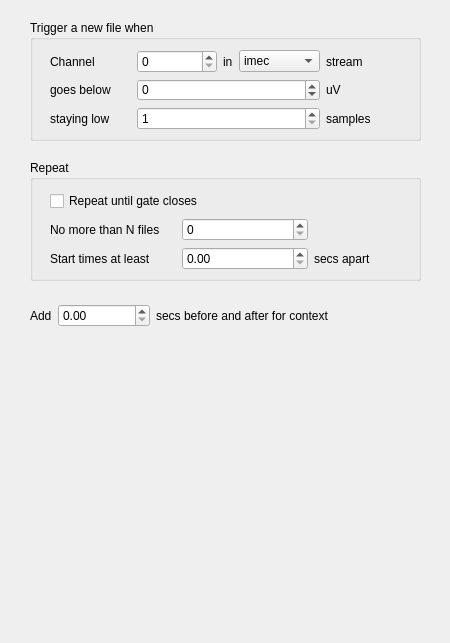
This is Forms/TrigSpikePanel.ui in billkarsh/SpikeGLX as Qt 5 draws it before an edit. The edited form follows.
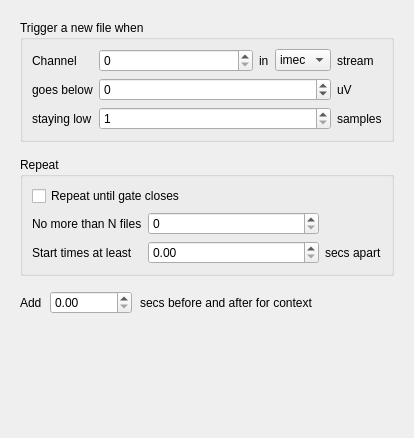
This is the edited form.

What changed in the file:
```diff
--- a/Forms/TrigSpikePanel.ui
+++ b/Forms/TrigSpikePanel.ui
@@ -6,115 +6,71 @@
    <rect>
     <x>0</x>
     <y>0</y>
-    <width>450</width>
-    <height>643</height>
+    <width>414</width>
+    <height>438</height>
    </rect>
   </property>
   <property name="windowTitle">
    <string>Form</string>
   </property>
-  <widget class="QWidget" name="horizontalLayoutWidget">
-   <property name="geometry">
-    <rect>
-     <x>30</x>
-     <y>300</y>
-     <width>391</width>
-     <height>31</height>
-    </rect>
+  <layout class="QGridLayout" name="gridLayout">
+   <property name="leftMargin">
+    <number>20</number>
    </property>
-   <layout class="QHBoxLayout" name="horizontalLayout">
-    <item>
-     <widget class="QLabel" name="label">
-      <property name="sizePolicy">
-       <sizepolicy hsizetype="Minimum" vsizetype="Preferred">
-        <horstretch>0</horstretch>
-        <verstretch>0</verstretch>
-       </sizepolicy>
-      </property>
-      <property name="text">
-       <string>Add</string>
-      </property>
-     </widget>
-    </item>
-    <item>
-     <widget class="QDoubleSpinBox" name="periSB">
-      <property name="sizePolicy">
-       <sizepolicy hsizetype="Expanding" vsizetype="Fixed">
-        <horstretch>0</horstretch>
-        <verstretch>0</verstretch>
-       </sizepolicy>
-      </property>
-      <property name="minimumSize">
-       <size>
-        <width>0</width>
-        <height>22</height>
-       </size>
-      </property>
-      <property name="maximum">
-       <double>20.000000000000000</double>
-      </property>
-     </widget>
-    </item>
-    <item>
-     <widget class="QLabel" name="label_2">
-      <property name="sizePolicy">
-       <sizepolicy hsizetype="Minimum" vsizetype="Preferred">
-        <horstretch>0</horstretch>
-        <verstretch>0</verstretch>
-       </sizepolicy>
-      </property>
-      <property name="text">
-       <string>secs before and after for context</string>
-      </property>
-     </widget>
-    </item>
-    <item>
-     <spacer name="horizontalSpacer">
-      <property name="orientation">
-       <enum>Qt::Horizontal</enum>
-      </property>
-      <property name="sizeHint" stdset="0">
-       <size>
-        <width>40</width>
-        <height>20</height>
-       </size>
-      </property>
-     </spacer>
-    </item>
-   </layout>
-  </widget>
+   <property name="topMargin">
+    <number>20</number>
+   </property>
+   <property name="rightMargin">
+    <number>20</number>
+   </property>
+   <property name="verticalSpacing">
+    <number>15</number>
+   </property>
+   <item row="0" column="0">
   <widget class="QGroupBox" name="trigGB">
-   <property name="geometry">
-    <rect>
-     <x>30</x>
-     <y>20</y>
-     <width>391</width>
-     <height>121</height>
-    </rect>
-   </property>
    <property name="title">
     <string>Trigger a new file when</string>
    </property>
-   <widget class="QWidget" name="gridLayoutWidget">
-    <property name="geometry">
-     <rect>
-      <x>20</x>
-      <y>30</y>
-      <width>321</width>
-      <height>80</height>
-     </rect>
-    </property>
-    <layout class="QGridLayout" name="gridLayout">
-     <item row="0" column="0">
-      <widget class="QLabel" name="chanLabel">
+     <layout class="QGridLayout" name="gridLayout_2">
+      <property name="verticalSpacing">
+       <number>6</number>
+      </property>
+      <item row="2" column="4">
+       <widget class="QLabel" name="inarowUnitLable">
        <property name="sizePolicy">
-        <sizepolicy hsizetype="Expanding" vsizetype="Preferred">
+         <sizepolicy hsizetype="Preferred" vsizetype="Preferred">
          <horstretch>0</horstretch>
          <verstretch>0</verstretch>
         </sizepolicy>
        </property>
        <property name="text">
-        <string>Channel</string>
+         <string>samples</string>
+        </property>
+       </widget>
+      </item>
+      <item row="0" column="4">
+       <widget class="QLabel" name="streamLbl">
+        <property name="sizePolicy">
+         <sizepolicy hsizetype="Preferred" vsizetype="Preferred">
+          <horstretch>0</horstretch>
+          <verstretch>0</verstretch>
+         </sizepolicy>
+        </property>
+        <property name="text">
+         <string>stream</string>
+        </property>
+       </widget>
+      </item>
+      <item row="1" column="4">
+       <widget class="QLabel" name="TUnitLabel">
+        <property name="sizePolicy">
+         <sizepolicy hsizetype="Preferred" vsizetype="Preferred">
+          <horstretch>0</horstretch>
+          <verstretch>0</verstretch>
+         </sizepolicy>
+        </property>
+        <property name="text">
+         <string>uV</string>
        </property>
       </widget>
      </item>
@@ -137,23 +93,23 @@
        </property>
       </widget>
      </item>
-     <item row="2" column="0">
-      <widget class="QLabel" name="inarowLabel">
+      <item row="0" column="0">
+       <widget class="QLabel" name="chanLabel">
        <property name="sizePolicy">
-        <sizepolicy hsizetype="Expanding" vsizetype="Preferred">
+         <sizepolicy hsizetype="Preferred" vsizetype="Preferred">
          <horstretch>0</horstretch>
          <verstretch>0</verstretch>
         </sizepolicy>
        </property>
        <property name="text">
-        <string>staying low</string>
+         <string>Channel</string>
        </property>
       </widget>
      </item>
      <item row="1" column="0">
       <widget class="QLabel" name="TLabel">
        <property name="sizePolicy">
-        <sizepolicy hsizetype="Expanding" vsizetype="Preferred">
+         <sizepolicy hsizetype="Preferred" vsizetype="Preferred">
          <horstretch>0</horstretch>
          <verstretch>0</verstretch>
         </sizepolicy>
@@ -163,36 +119,10 @@
        </property>
       </widget>
      </item>
-     <item row="1" column="4">
-      <widget class="QLabel" name="TUnitLabel">
-       <property name="sizePolicy">
-        <sizepolicy hsizetype="Minimum" vsizetype="Preferred">
-         <horstretch>0</horstretch>
-         <verstretch>0</verstretch>
-        </sizepolicy>
-       </property>
-       <property name="text">
-        <string>uV</string>
-       </property>
-      </widget>
-     </item>
-     <item row="0" column="4">
-      <widget class="QLabel" name="streamLbl">
-       <property name="sizePolicy">
-        <sizepolicy hsizetype="Minimum" vsizetype="Preferred">
-         <horstretch>0</horstretch>
-         <verstretch>0</verstretch>
-        </sizepolicy>
-       </property>
-       <property name="text">
-        <string>stream</string>
-       </property>
-      </widget>
-     </item>
      <item row="0" column="2">
       <widget class="QLabel" name="inLbl">
        <property name="sizePolicy">
-        <sizepolicy hsizetype="Minimum" vsizetype="Preferred">
+         <sizepolicy hsizetype="Preferred" vsizetype="Preferred">
          <horstretch>0</horstretch>
          <verstretch>0</verstretch>
         </sizepolicy>
@@ -202,23 +132,23 @@
        </property>
       </widget>
      </item>
-     <item row="2" column="4">
-      <widget class="QLabel" name="inarowUnitLable">
+      <item row="2" column="0">
+       <widget class="QLabel" name="inarowLabel">
        <property name="sizePolicy">
-        <sizepolicy hsizetype="Minimum" vsizetype="Preferred">
+         <sizepolicy hsizetype="Preferred" vsizetype="Preferred">
          <horstretch>0</horstretch>
          <verstretch>0</verstretch>
         </sizepolicy>
        </property>
        <property name="text">
-        <string>samples</string>
+         <string>staying low</string>
        </property>
       </widget>
      </item>
      <item row="0" column="3">
       <widget class="QComboBox" name="streamCB">
        <property name="sizePolicy">
-        <sizepolicy hsizetype="Expanding" vsizetype="Fixed">
+         <sizepolicy hsizetype="Preferred" vsizetype="Fixed">
          <horstretch>0</horstretch>
          <verstretch>0</verstretch>
         </sizepolicy>
@@ -287,33 +217,17 @@
      </item>
     </layout>
    </widget>
-  </widget>
+   </item>
+   <item row="1" column="0">
   <widget class="QGroupBox" name="repeatGB">
-   <property name="geometry">
-    <rect>
-     <x>30</x>
-     <y>160</y>
-     <width>391</width>
-     <height>121</height>
-    </rect>
-   </property>
    <property name="title">
     <string>Repeat</string>
    </property>
-   <widget class="QWidget" name="gridLayoutWidget_2">
-    <property name="geometry">
-     <rect>
-      <x>20</x>
-      <y>30</y>
-      <width>321</width>
-      <height>80</height>
-     </rect>
-    </property>
-    <layout class="QGridLayout" name="gridLayout_2">
+     <layout class="QGridLayout" name="gridLayout_3">
      <item row="1" column="0">
       <widget class="QLabel" name="NLabel">
        <property name="sizePolicy">
-        <sizepolicy hsizetype="Expanding" vsizetype="Preferred">
+         <sizepolicy hsizetype="Preferred" vsizetype="Preferred">
          <horstretch>0</horstretch>
          <verstretch>0</verstretch>
         </sizepolicy>
@@ -323,61 +237,10 @@
        </property>
       </widget>
      </item>
-     <item row="1" column="1">
-      <widget class="QSpinBox" name="NSB">
-       <property name="sizePolicy">
-        <sizepolicy hsizetype="Expanding" vsizetype="Fixed">
-         <horstretch>0</horstretch>
-         <verstretch>0</verstretch>
-        </sizepolicy>
-       </property>
-       <property name="minimumSize">
-        <size>
-         <width>0</width>
-         <height>22</height>
-        </size>
-       </property>
-       <property name="maximum">
-        <number>999</number>
-       </property>
-      </widget>
-     </item>
-     <item row="2" column="1">
-      <widget class="QDoubleSpinBox" name="refracSB">
-       <property name="sizePolicy">
-        <sizepolicy hsizetype="Expanding" vsizetype="Fixed">
-         <horstretch>0</horstretch>
-         <verstretch>0</verstretch>
-        </sizepolicy>
-       </property>
-       <property name="minimumSize">
-        <size>
-         <width>0</width>
-         <height>22</height>
-        </size>
-       </property>
-       <property name="maximum">
-        <double>100.000000000000000</double>
-       </property>
-      </widget>
-     </item>
-     <item row="2" column="2">
-      <widget class="QLabel" name="refracUnitLabel">
-       <property name="sizePolicy">
-        <sizepolicy hsizetype="Preferred" vsizetype="Preferred">
-         <horstretch>0</horstretch>
-         <verstretch>0</verstretch>
-        </sizepolicy>
-       </property>
-       <property name="text">
-        <string>secs apart</string>
-       </property>
-      </widget>
-     </item>
      <item row="2" column="0">
       <widget class="QLabel" name="refracLabel">
        <property name="sizePolicy">
-        <sizepolicy hsizetype="Expanding" vsizetype="Preferred">
+         <sizepolicy hsizetype="Preferred" vsizetype="Preferred">
          <horstretch>0</horstretch>
          <verstretch>0</verstretch>
         </sizepolicy>
@@ -390,7 +253,7 @@
      <item row="0" column="0" colspan="2">
       <widget class="QCheckBox" name="NInfChk">
        <property name="sizePolicy">
-        <sizepolicy hsizetype="Minimum" vsizetype="Minimum">
+         <sizepolicy hsizetype="Expanding" vsizetype="Preferred">
          <horstretch>0</horstretch>
          <verstretch>0</verstretch>
         </sizepolicy>
@@ -406,9 +269,139 @@
        </property>
       </widget>
      </item>
-    </layout>
-   </widget>
-  </widget>
+      <item row="2" column="1">
+       <widget class="QDoubleSpinBox" name="refracSB">
+        <property name="sizePolicy">
+         <sizepolicy hsizetype="Expanding" vsizetype="Fixed">
+          <horstretch>0</horstretch>
+          <verstretch>0</verstretch>
+         </sizepolicy>
+        </property>
+        <property name="minimumSize">
+         <size>
+          <width>0</width>
+          <height>22</height>
+         </size>
+        </property>
+        <property name="maximum">
+         <double>100.000000000000000</double>
+        </property>
+       </widget>
+      </item>
+      <item row="1" column="1">
+       <widget class="QSpinBox" name="NSB">
+        <property name="sizePolicy">
+         <sizepolicy hsizetype="Expanding" vsizetype="Fixed">
+          <horstretch>0</horstretch>
+          <verstretch>0</verstretch>
+         </sizepolicy>
+        </property>
+        <property name="minimumSize">
+         <size>
+          <width>0</width>
+          <height>22</height>
+         </size>
+        </property>
+        <property name="maximum">
+         <number>999</number>
+        </property>
+       </widget>
+      </item>
+      <item row="2" column="2">
+       <widget class="QLabel" name="refracUnitLabel">
+        <property name="sizePolicy">
+         <sizepolicy hsizetype="Preferred" vsizetype="Preferred">
+          <horstretch>0</horstretch>
+          <verstretch>0</verstretch>
+         </sizepolicy>
+        </property>
+        <property name="text">
+         <string>secs apart</string>
+        </property>
+       </widget>
+      </item>
+     </layout>
+    </widget>
+   </item>
+   <item row="2" column="0">
+    <layout class="QHBoxLayout" name="horizontalLayout">
+     <property name="spacing">
+      <number>8</number>
+     </property>
+     <item>
+      <widget class="QLabel" name="label">
+       <property name="sizePolicy">
+        <sizepolicy hsizetype="Preferred" vsizetype="Preferred">
+         <horstretch>0</horstretch>
+         <verstretch>0</verstretch>
+        </sizepolicy>
+       </property>
+       <property name="text">
+        <string>Add</string>
+       </property>
+      </widget>
+     </item>
+     <item>
+      <widget class="QDoubleSpinBox" name="periSB">
+       <property name="sizePolicy">
+        <sizepolicy hsizetype="Expanding" vsizetype="Fixed">
+         <horstretch>0</horstretch>
+         <verstretch>0</verstretch>
+        </sizepolicy>
+       </property>
+       <property name="minimumSize">
+        <size>
+         <width>0</width>
+         <height>22</height>
+        </size>
+       </property>
+       <property name="maximum">
+        <double>20.000000000000000</double>
+       </property>
+      </widget>
+     </item>
+     <item>
+      <widget class="QLabel" name="label_2">
+       <property name="sizePolicy">
+        <sizepolicy hsizetype="Preferred" vsizetype="Preferred">
+         <horstretch>0</horstretch>
+         <verstretch>0</verstretch>
+        </sizepolicy>
+       </property>
+       <property name="text">
+        <string>secs before and after for context</string>
+       </property>
+      </widget>
+     </item>
+     <item>
+      <spacer name="horizontalSpacer">
+       <property name="orientation">
+        <enum>Qt::Horizontal</enum>
+       </property>
+       <property name="sizeHint" stdset="0">
+        <size>
+         <width>40</width>
+         <height>20</height>
+        </size>
+       </property>
+      </spacer>
+     </item>
+    </layout>
+   </item>
+   <item row="3" column="0">
+    <spacer name="verticalSpacer">
+     <property name="orientation">
+      <enum>Qt::Vertical</enum>
+     </property>
+     <property name="sizeHint" stdset="0">
+      <size>
+       <width>20</width>
+       <height>40</height>
+      </size>
+     </property>
+    </spacer>
+   </item>
+  </layout>
  </widget>
  <tabstops>
   <tabstop>chanSB</tabstop>
```
Lines whose indentation alone changed are shown as unchanged.
